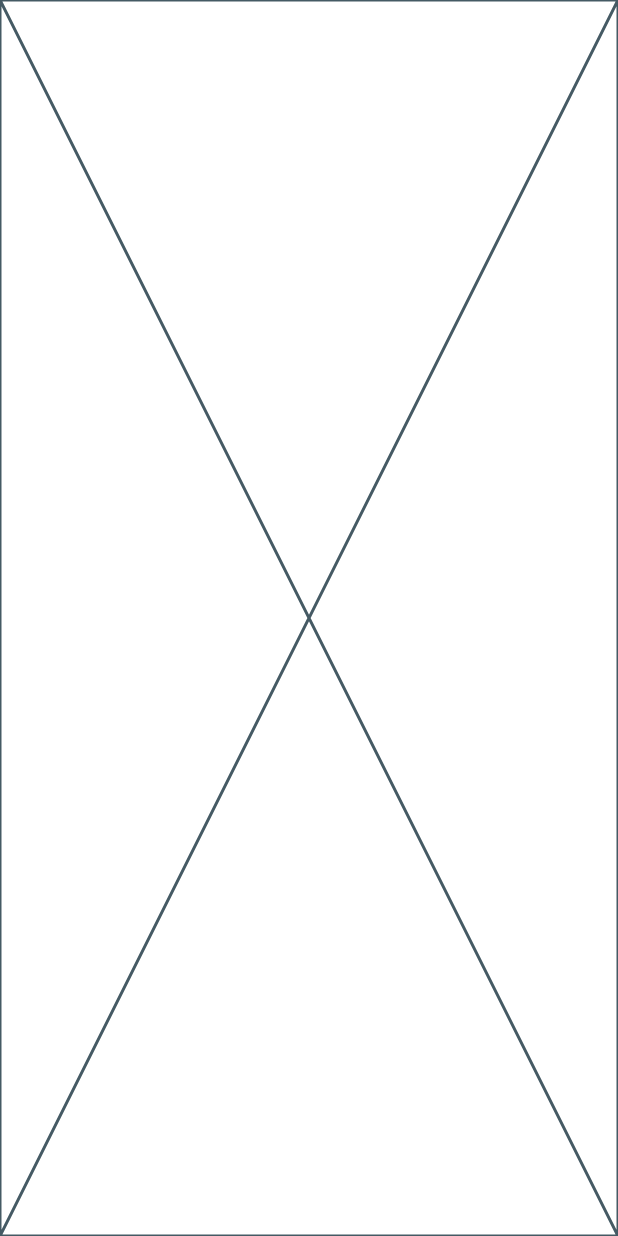
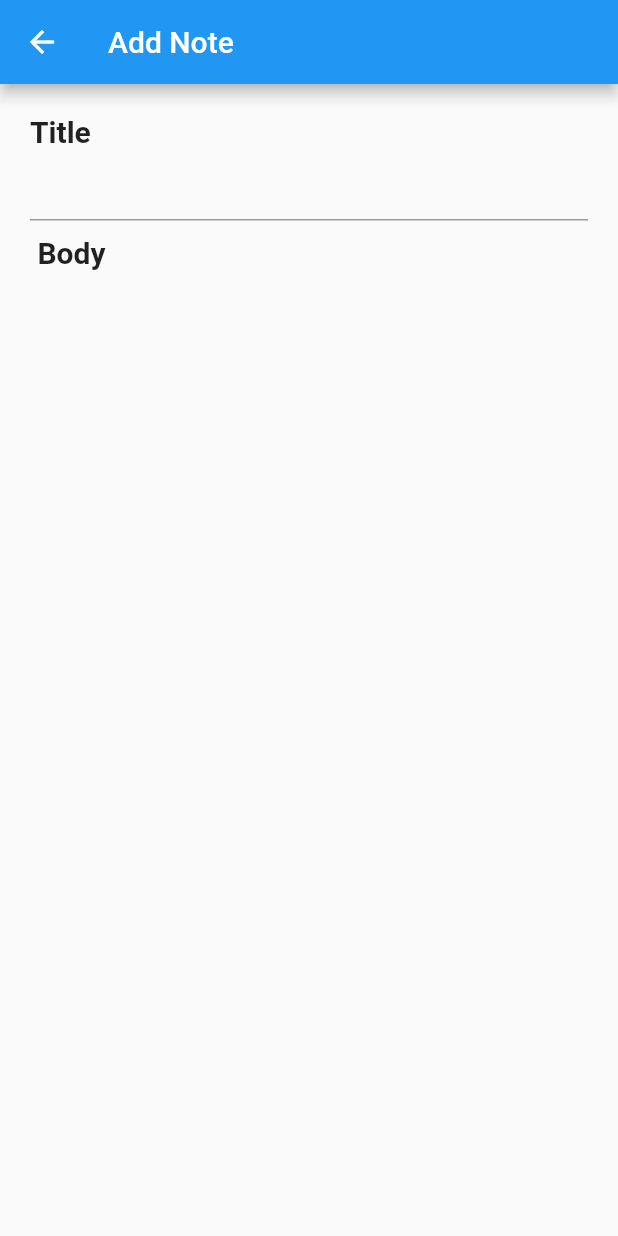
Before and after one commit to Irshadmutthu/Note_app_flutter_sqflite, a Flutter app: the screen it shows after launch, after a tap on the "note add" icon, on a phone screen of 412 x 824 dp. Run offline on Flutter 3.47's test engine with Material 2 defaults, Android fonts, the phone set to English and light mode, and no system bars; our stand-ins replace sqflite; accounts and stored records are empty.

Commit message:
addnotescreen update

```diff
--- a/lib/screens/add_note.dart
+++ b/lib/screens/add_note.dart
@@ -1,3 +1,4 @@
+import 'package:flutter/material.dart';
 import 'package:flutter/src/widgets/framework.dart';
 import 'package:flutter/src/widgets/placeholder.dart';
 
@@ -9,8 +10,32 @@ class Addnote extends StatefulWidget {
 }
 
 class _AddnoteState extends State<Addnote> {
+  TextEditingController titleController = TextEditingController();
+  TextEditingController bodycontroller = TextEditingController();
   @override
   Widget build(BuildContext context) {
-    return const Placeholder();
+    return Scaffold(
+      appBar: AppBar(
+        title: const Text("Add Note"),
+      ),
+      body: Padding(
+        padding: const EdgeInsets.all(20),
+        child: Column(
+          crossAxisAlignment: CrossAxisAlignment.start,
+          children: [
+            Text(
+              "Title",
+              style: TextStyle(fontSize: 20, fontWeight: FontWeight.bold),
+            ),
+            TextField(controller: bodycontroller),
+            SizedBox(
+              height: 10,
+            ),
+            Text(" Body",
+                style: TextStyle(fontSize: 20, fontWeight: FontWeight.bold)),
+          ],
+        ),
+      ),
+    );
   }
 }
```
